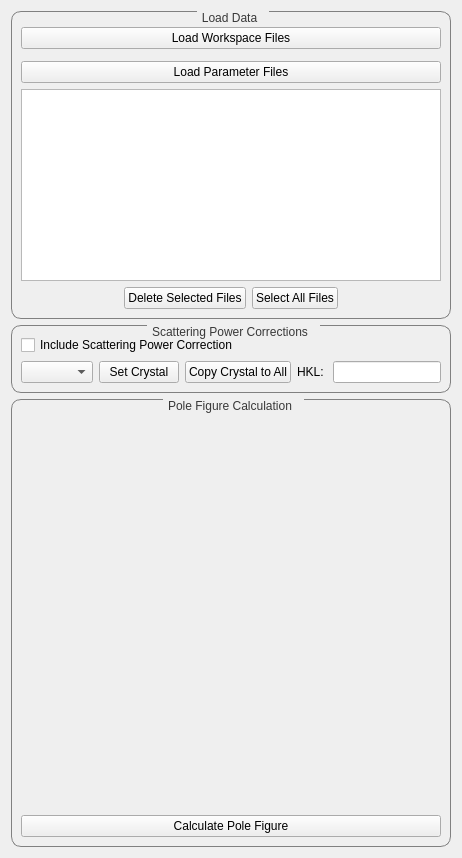
Before: the Qt Designer form qt/python/mantidqtinterfaces/mantidqtinterfaces/Engineering/gui/engineering_diffraction/tabs/texture/texture_tab.ui in mantidproject/mantid, drawn with Qt 5.
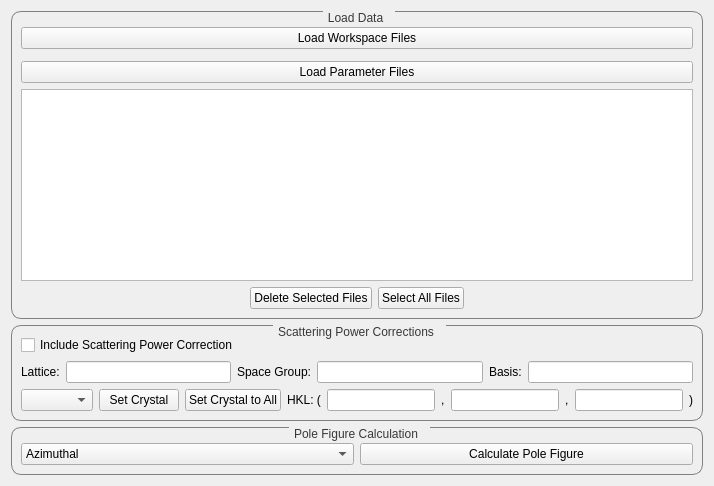
After: the same form once the commit is applied. Custom widgets are drawn as their Qt base class.

What changed in the file:
```diff
--- a/qt/python/mantidqtinterfaces/mantidqtinterfaces/Engineering/gui/engineering_diffraction/tabs/texture/texture_tab.ui
+++ b/qt/python/mantidqtinterfaces/mantidqtinterfaces/Engineering/gui/engineering_diffraction/tabs/texture/texture_tab.ui
@@ -109,12 +109,56 @@
         </property>
        </widget>
       </item>
+      <!-- Crystal Structure Info -->
+      <item>
+  <layout class="QHBoxLayout" name="latticeInfoLayout">
+    <item>
+      <widget class="QLabel" name="label_lattice">
+        <property name="text">
+          <string>Lattice:</string>
+        </property>
+      </widget>
+    </item>
+    <item>
+      <widget class="QLineEdit" name="lattice_lineedit"/>
+    </item>
+    <item>
+      <widget class="QLabel" name="label_spacegroup">
+        <property name="text">
+          <string>Space Group:</string>
+        </property>
+      </widget>
+    </item>
+    <item>
+      <widget class="QLineEdit" name="spacegroup_lineedit"/>
+    </item>
+    <item>
+      <widget class="QLabel" name="label_basis">
+        <property name="text">
+          <string>Basis:</string>
+        </property>
+      </widget>
+    </item>
+    <item>
+      <widget class="QLineEdit" name="basis_lineedit"/>
+    </item>
+  </layout>
+</item>
+
    <!-- Crystal Buttons Row -->
    <item>
     <layout class="QHBoxLayout" name="transferSampleLayout">
      <item>
-    <widget class="QComboBox" name="combo_workspaceList"/>
-   </item>
+  <widget class="QComboBox" name="combo_workspaceList">
+    <property name="sizePolicy">
+      <sizepolicy hsizetype="Expanding" vsizetype="Preferred">
+        <horstretch>1</horstretch>
+        <verstretch>0</verstretch>
+      </sizepolicy>
+    </property>
+  </widget>
+</item>
+
         <item>
     <widget class="QPushButton" name="btn_setCrystal">
      <property name="text">
@@ -125,20 +169,77 @@
    <item>
     <widget class="QPushButton" name="btn_copyCrystalToAll">
      <property name="text">
-      <string>Copy Crystal to All</string>
+      <string>Set Crystal to All</string>
      </property>
     </widget>
    </item>
         <item>
  <widget class="QLabel" name="label_10">
   <property name="text">
-   <string>HKL: </string>
+      <string>HKL: (</string>
   </property>
  </widget>
 </item>
 <item>
- <widget class="QLineEdit" name="hkl_lineedit"/>
+  <widget class="QLineEdit" name="h_lineedit">
+    <property name="maximumWidth">
+      <number>30</number>
+    </property>
+    <property name="sizePolicy">
+      <sizepolicy hsizetype="Fixed" vsizetype="Preferred">
+        <horstretch>0</horstretch>
+        <verstretch>0</verstretch>
+      </sizepolicy>
+    </property>
+  </widget>
 </item>
+        <item>
+  <widget class="QLabel" name="label_comma1">
+    <property name="text">
+      <string>,</string>
+    </property>
+  </widget>
+</item>
+<item>
+  <widget class="QLineEdit" name="k_lineedit">
+    <property name="maximumWidth">
+      <number>30</number>
+    </property>
+    <property name="sizePolicy">
+      <sizepolicy hsizetype="Fixed" vsizetype="Preferred">
+        <horstretch>0</horstretch>
+        <verstretch>0</verstretch>
+      </sizepolicy>
+    </property>
+  </widget>
+</item>
+                <item>
+  <widget class="QLabel" name="label_comma2">
+    <property name="text">
+      <string>,</string>
+    </property>
+  </widget>
+</item>
+<item>
+  <widget class="QLineEdit" name="l_lineedit">
+    <property name="maximumWidth">
+      <number>30</number>
+    </property>
+    <property name="sizePolicy">
+      <sizepolicy hsizetype="Fixed" vsizetype="Preferred">
+        <horstretch>0</horstretch>
+        <verstretch>0</verstretch>
+      </sizepolicy>
+    </property>
+  </widget>
+</item>
+                <item>
+  <widget class="QLabel" name="label_bracket">
+    <property name="text">
+      <string>)</string>
+    </property>
+  </widget>
+</item>
 
     </layout>
    </item>
@@ -154,13 +255,24 @@
      </property>
      <layout class="QVBoxLayout">
          <item>
-          <widget class="FittingPlotView" name="widget_plot" native="true">
-           <property name="minimumSize">
-            <size>
-             <width>0</width>
-             <height>400</height>
-            </size>
-           </property>
+        <widget class="QWidget" name="plot_canvas" native="true"/>
+      </item>
+
+      <!-- Combo box and button on same row -->
+      <item>
+        <layout class="QHBoxLayout" name="hozLayout_proj">
+          <item>
+            <widget class="QComboBox" name="combo_projMethod">
+              <item>
+                <property name="text">
+                  <string>Azimuthal</string>
+                </property>
+              </item>
+              <item>
+                <property name="text">
+                  <string>Stereographic</string>
+                </property>
+              </item>
           </widget>
          </item>
          <item>
@@ -171,6 +283,9 @@
       </widget>
      </item>
      </layout>
+      </item>
+
+    </layout>
     </widget>
    </item>
 
@@ -183,12 +298,6 @@
    <header>mantidqt.widgets.filefinderwidget</header>
    <container>1</container>
   </customwidget>
-     <customwidget>
-   <class>FittingPlotView</class>
-   <extends>QWidget</extends>
-   <header>mantidqtinterfaces.Engineering.gui.engineering_diffraction.tabs.fitting.plotting.plot_view</header>
-   <container>1</container>
-  </customwidget>
  </customwidgets>
  <resources/>
  <connections/>
```
Left out of the diff: 11 changed lines with no effect on the pictures. Lines whose indentation alone changed are shown as unchanged.
